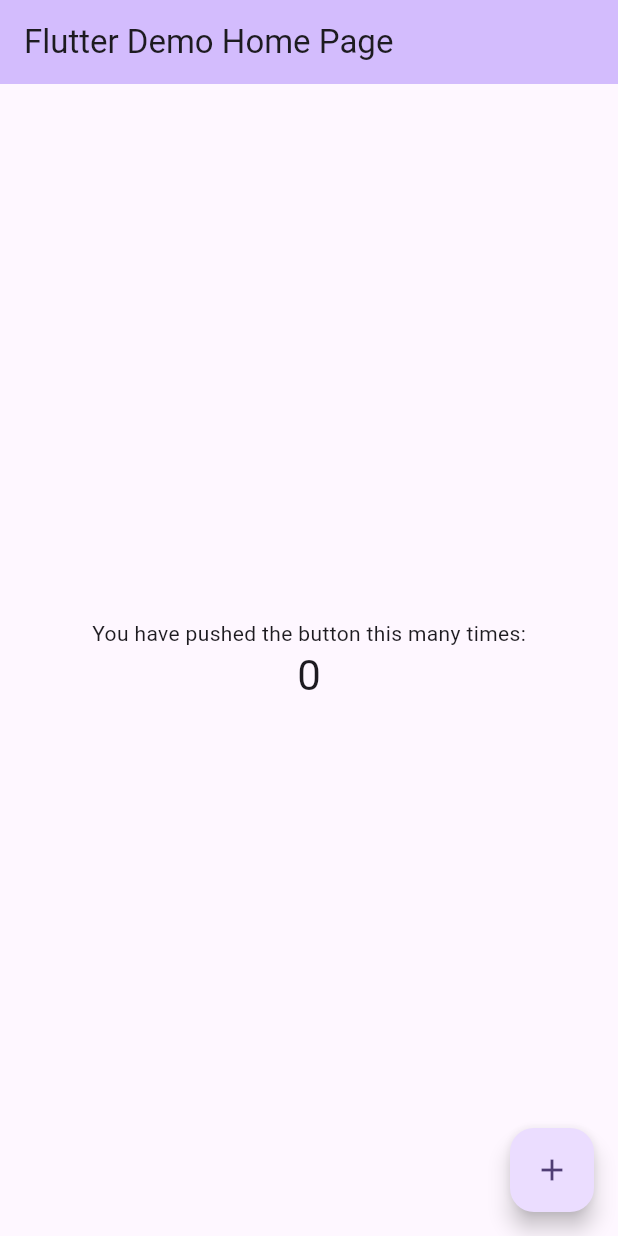
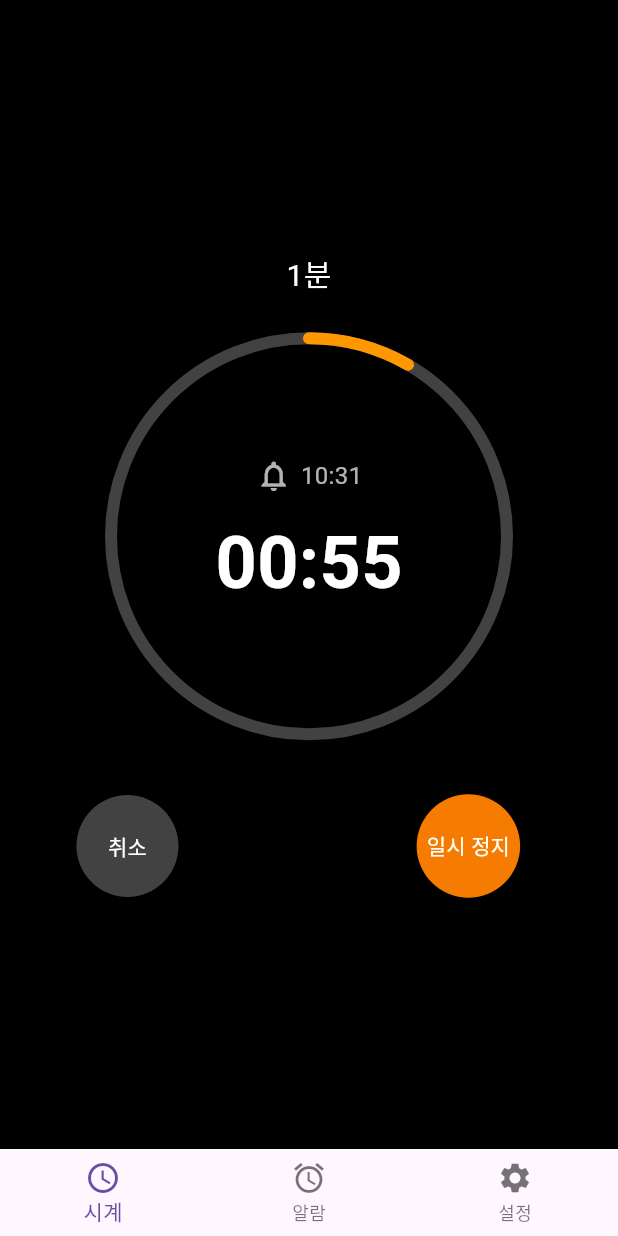
Before and after one commit to easyseong/jjokjam-alarm, a Flutter app: the screen it shows after launch, on a phone screen of 412 x 824 dp. Run offline on Flutter 3.47's test engine with Material 3 defaults, Android fonts, the phone set to English and light mode, and no system bars; our stand-ins replace vibration.

Commit message:
초기구조(스플래쉬/하단네비게이션바/화면전환)

```diff
--- /dev/null
+++ b/lib/layout/root_scaffold.dart
@@ -0,0 +1,56 @@
+import 'package:flutter/material.dart';
+import '../pages/main/main_page.dart';
+import '../pages/subway/select_line_page.dart';
+import '../pages/subway/subway_line_page.dart';
+import '../pages/settings/settings_page.dart';
+
+class RootScaffold extends StatefulWidget {
+  const RootScaffold({super.key});
+
+  @override
+  State<RootScaffold> createState() => _RootScaffoldState();
+}
+
+class _RootScaffoldState extends State<RootScaffold> {
+  int _selectedTabIndex = 0;
+  Widget _currentPage = const MainPage();
+
+  void _onLineSelected(String line) {
+    setState(() {
+      _currentPage = SubwayLinePage(line: line);
+    });
+  }
+
+  void _onBottomNavTap(int index) {
+    setState(() {
+      _selectedTabIndex = index;
+      switch (index) {
+        case 0:
+          _currentPage = const MainPage();
+          break;
+        case 1:
+          _currentPage = SelectLinePage(onLineSelected: _onLineSelected);
+          break;
+        case 2:
+          _currentPage = const SettingsPage();
+          break;
+      }
+    });
+  }
+
+  @override
+  Widget build(BuildContext context) {
+    return Scaffold(
+      body: _currentPage,
+      bottomNavigationBar: BottomNavigationBar(
+        currentIndex: _selectedTabIndex,
+        onTap: _onBottomNavTap,
+        items: const [
+          BottomNavigationBarItem(icon: Icon(Icons.access_time), label: '시계'),
+          BottomNavigationBarItem(icon: Icon(Icons.alarm), label: '알람'),
+          BottomNavigationBarItem(icon: Icon(Icons.settings), label: '설정'),
+        ],
+      ),
+    );
+  }
+}
--- a/lib/main.dart
+++ b/lib/main.dart
@@ -1,5 +1,5 @@
 import 'package:flutter/material.dart';
-import 'package:flutter_local_notifications/flutter_local_notifications.dart';
+import 'pages/splash/splash_page.dart';
 
 void main() {
   runApp(const MyApp());
@@ -8,116 +8,12 @@ void main() {
 class MyApp extends StatelessWidget {
   const MyApp({super.key});
 
-  // This widget is the root of your application.
   @override
   Widget build(BuildContext context) {
     return MaterialApp(
-      title: 'Flutter Demo',
-      theme: ThemeData(
-        // This is the theme of your application.
-        //
-        // TRY THIS: Try running your application with "flutter run". You'll see
-        // the application has a purple toolbar. Then, without quitting the app,
-        // try changing the seedColor in the colorScheme below to Colors.green
-        // and then invoke "hot reload" (save your changes or press the "hot
-        // reload" button in a Flutter-supported IDE, or press "r" if you used
-        // the command line to start the app).
-        //
-        // Notice that the counter didn't reset back to zero; the application
-        // state is not lost during the reload. To reset the state, use hot
-        // restart instead.
-        //
-        // This works for code too, not just values: Most code changes can be
-        // tested with just a hot reload.
-        colorScheme: ColorScheme.fromSeed(seedColor: Colors.deepPurple),
-      ),
-      home: const MyHomePage(title: 'Flutter Demo Home Page'),
+      title: 'Subway Alarm App',
+      theme: ThemeData(primarySwatch: Colors.blue),
+      home: const SplashPage(),
     );
   }
 }
-
-class MyHomePage extends StatefulWidget {
-  const MyHomePage({super.key, required this.title});
-
-  // This widget is the home page of your application. It is stateful, meaning
-  // that it has a State object (defined below) that contains fields that affect
-  // how it looks.
-
-  // This class is the configuration for the state. It holds the values (in this
-  // case the title) provided by the parent (in this case the App widget) and
-  // used by the build method of the State. Fields in a Widget subclass are
-  // always marked "final".
-
-  final String title;
-
-  @override
-  State<MyHomePage> createState() => _MyHomePageState();
-}
-
-class _MyHomePageState extends State<MyHomePage> {
-  int _counter = 0;
-
-  void _incrementCounter() {
-    setState(() {
-      // This call to setState tells the Flutter framework that something has
-      // changed in this State, which causes it to rerun the build method below
-      // so that the display can reflect the updated values. If we changed
-      // _counter without calling setState(), then the build method would not be
-      // called again, and so nothing would appear to happen.
-      _counter++;
-    });
-  }
-
-  @override
-  Widget build(BuildContext context) {
-    // This method is rerun every time setState is called, for instance as done
-    // by the _incrementCounter method above.
-    //
-    // The Flutter framework has been optimized to make rerunning build methods
-    // fast, so that you can just rebuild anything that needs updating rather
-    // than having to individually change instances of widgets.
-    return Scaffold(
-      appBar: AppBar(
-        // TRY THIS: Try changing the color here to a specific color (to
-        // Colors.amber, perhaps?) and trigger a hot reload to see the AppBar
-        // change color while the other colors stay the same.
-        backgroundColor: Theme.of(context).colorScheme.inversePrimary,
-        // Here we take the value from the MyHomePage object that was created by
-        // the App.build method, and use it to set our appbar title.
-        title: Text(widget.title),
-      ),
-      body: Center(
-        // Center is a layout widget. It takes a single child and positions it
-        // in the middle of the parent.
-        child: Column(
-          // Column is also a layout widget. It takes a list of children and
-          // arranges them vertically. By default, it sizes itself to fit its
-          // children horizontally, and tries to be as tall as its parent.
-          //
-          // Column has various properties to control how it sizes itself and
-          // how it positions its children. Here we use mainAxisAlignment to
-          // center the children vertically; the main axis here is the vertical
-          // axis because Columns are vertical (the cross axis would be
-          // horizontal).
-          //
-          // TRY THIS: Invoke "debug painting" (choose the "Toggle Debug Paint"
-          // action in the IDE, or press "p" in the console), to see the
-          // wireframe for each widget.
-          mainAxisAlignment: MainAxisAlignment.center,
-          children: <Widget>[
-            const Text('You have pushed the button this many times:'),
-            Text(
-              '$_counter',
-              style: Theme.of(context).textTheme.headlineMedium,
-            ),
-          ],
-        ),
-      ),
-      floatingActionButton: FloatingActionButton(
-        onPressed: _incrementCounter,
-        tooltip: 'Increment',
-        child: const Icon(Icons.add),
-      ), // This trailing comma makes auto-formatting nicer for build methods.
-    );
-  }
-}
--- /dev/null
+++ b/lib/pages/main/main_page.dart
@@ -0,0 +1,232 @@
+import 'package:flutter/material.dart';
+import 'dart:async';
+import 'dart:math';
+import 'package:vibration/vibration.dart';
+
+class MainPage extends StatefulWidget {
+  const MainPage({super.key});
+
+  @override
+  State<MainPage> createState() => _MainPageState();
+}
+
+class _MainPageState extends State<MainPage> {
+  final Duration _initialDuration = const Duration(minutes: 1);
+  late Duration _duration;
+  late Timer _timer;
+  bool _isRunning = true;
+  late DateTime _alarmTime;
+
+  @override
+  void initState() {
+    super.initState();
+    _duration = _initialDuration;
+    _startTimer();
+    _alarmTime = DateTime.now().add(_initialDuration);
+  }
+
+  void _startTimer() {
+    _timer = Timer.periodic(const Duration(seconds: 1), (timer) {
+      setState(() {
+        if (_duration.inSeconds > 0) {
+          _duration -= const Duration(seconds: 1);
+        } else {
+          _timer.cancel();
+          _onTimerComplete();
+        }
+      });
+    });
+  }
+
+  Future<void> _onTimerComplete() async {
+    if (await Vibration.hasVibrator() ?? false) {
+      Vibration.vibrate(pattern: [0, 500, 1000, 500, 1000], repeat: 0);
+    }
+
+    if (!mounted) return;
+    showDialog(
+      context: context,
+      barrierDismissible: false,
+      builder: (context) => AlertDialog(
+        title: const Text('알림'),
+        content: const Text('일어날 시간이에요!'),
+        actions: [
+          TextButton(
+            onPressed: () {
+              Vibration.cancel();
+              Navigator.of(context).pop();
+            },
+            child: const Text('확인'),
+          )
+        ],
+      ),
+    );
+  }
+
+  void _pauseOrResume() {
+    setState(() {
+      if (_isRunning) {
+        _timer.cancel();
+        _isRunning = false;
+      } else {
+        _startTimer();
+        _isRunning = true;
+      }
+    });
+  }
+
+  void _cancel() {
+    setState(() {
+      _timer.cancel();
+      _duration = _initialDuration;
+      _isRunning = false;
+      Vibration.cancel();
+    });
+  }
+
+  String _formatDuration(Duration duration) {
+    return duration.toString().substring(2, 7);
+  }
+
+  double _progress() {
+    return (_initialDuration.inSeconds - _duration.inSeconds) /
+        _initialDuration.inSeconds;
+  }
+
+  @override
+  void dispose() {
+    _timer.cancel();
+    Vibration.cancel();
+    super.dispose();
+  }
+
+  @override
+  Widget build(BuildContext context) {
+    return Scaffold(
+      backgroundColor: Colors.black,
+      body: SafeArea(
+        child: Column(
+          mainAxisAlignment: MainAxisAlignment.center,
+          children: [
+            Text(
+              '${_initialDuration.inMinutes}분',
+              style: const TextStyle(
+                fontSize: 20,
+                color: Colors.white,
+              ),
+            ),
+            const SizedBox(height: 20),
+            CustomPaint(
+              painter: TimerPainter(
+                backgroundColor: Colors.grey.shade800,
+                progressColor: Colors.orange,
+                progress: _progress(),
+              ),
+              child: SizedBox(
+                width: 280,
+                height: 280,
+                child: Center(
+                  child: Column(
+                    mainAxisAlignment: MainAxisAlignment.center,
+                    children: [
+                      Row(
+                        mainAxisAlignment: MainAxisAlignment.center,
+                        children: [
+                          const Icon(Icons.notifications_none, color: Colors.white70),
+                          const SizedBox(width: 6),
+                          Text(
+                            '${_alarmTime.hour.toString().padLeft(2, '0')}:${_alarmTime.minute.toString().padLeft(2, '0')}',
+                            style: const TextStyle(fontSize: 16, color: Colors.white70),
+                          ),
+                        ],
+                      ),
+                      const SizedBox(height: 12),
+                      Text(
+                        _formatDuration(_duration),
+                        style: const TextStyle(
+                          fontSize: 48,
+                          fontWeight: FontWeight.bold,
+                          color: Colors.white,
+                        ),
+                      ),
+                    ],
+                  ),
+                ),
+              ),
+            ),
+            const SizedBox(height: 32),
+            Padding(
+              padding: const EdgeInsets.symmetric(horizontal: 48),
+              child: Row(
+                mainAxisAlignment: MainAxisAlignment.spaceBetween,
+                children: [
+                  ElevatedButton(
+                    onPressed: _cancel,
+                    style: ElevatedButton.styleFrom(
+                      backgroundColor: Colors.grey[800],
+                      shape: const CircleBorder(),
+                      padding: const EdgeInsets.all(24),
+                    ),
+                    child: const Text('취소', style: TextStyle(color: Colors.white)),
+                  ),
+                  ElevatedButton(
+                    onPressed: _pauseOrResume,
+                    style: ElevatedButton.styleFrom(
+                      backgroundColor: Colors.orange[700],
+                      shape: const CircleBorder(),
+                      padding: const EdgeInsets.all(24),
+                    ),
+                    child: Text(
+                      _isRunning ? '일시 정지' : '재개',
+                      style: const TextStyle(color: Colors.white),
+                    ),
+                  ),
+                ],
+              ),
+            ),
+          ],
+        ),
+      ),
+    );
+  }
+}
+
+class TimerPainter extends CustomPainter {
+  final Color backgroundColor;
+  final Color progressColor;
+  final double progress;
+
+  TimerPainter({
+    required this.backgroundColor,
+    required this.progressColor,
+    required this.progress,
+  });
+
+  @override
+  void paint(Canvas canvas, Size size) {
+    final strokeWidth = 8.0;
+    final radius = (min(size.width, size.height) / 2) - strokeWidth;
+    final center = Offset(size.width / 2, size.height / 2);
+    final rect = Rect.fromCircle(center: center, radius: radius);
+
+    final backgroundPaint = Paint()
+      ..color = backgroundColor
+      ..strokeWidth = strokeWidth
+      ..style = PaintingStyle.stroke;
+
+    final progressPaint = Paint()
+      ..color = progressColor
+      ..strokeWidth = strokeWidth
+      ..style = PaintingStyle.stroke
+      ..strokeCap = StrokeCap.round;
+
+    canvas.drawCircle(center, radius, backgroundPaint);
+    double sweepAngle = 2 * pi * progress;
+    canvas.drawArc(rect, -pi / 2, sweepAngle, false, progressPaint);
+  }
+
+  @override
+  bool shouldRepaint(covariant CustomPainter oldDelegate) {
+    return true;
+  }
+}
--- a/pubspec.yaml
+++ b/pubspec.yaml
@@ -11,6 +11,7 @@ environment:
 dependencies:
   flutter:
     sdk: flutter
+  vibration: ^1.7.6
 
   english_words: ^4.0.0
   provider: ^6.0.0
```
Also changed, not shown: lib/core/theme/app_theme.dart (added, +11 -0 lines), lib/pages/settings/settings_page.dart (added, +27 -0 lines), lib/pages/splash/splash_page.dart (added, +34 -0 lines), lib/pages/subway/select_line_page.dart (added, +32 -0 lines), lib/pages/subway/subway_line_page.dart (added, +35 -0 lines), pubspec.lock, 3 other files.
